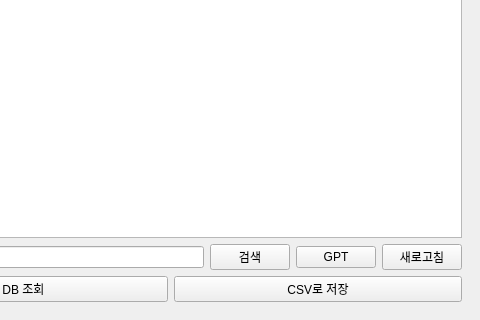
Old version of the form MANAGER/source/BIGMACLAB_MANAGER_GUI.ui in the repository yojun313/knpu; both pictures show x 589 to 1069 and y 467 to 787 of the 1069 by 787 pixel window.
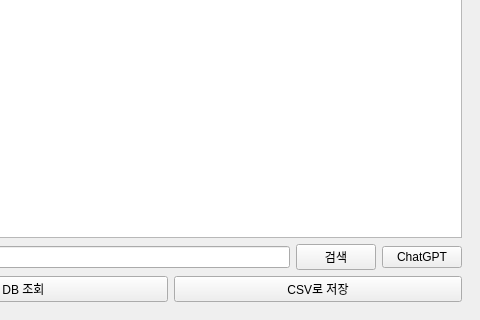
New version of the form.

```diff
--- a/MANAGER/source/BIGMACLAB_MANAGER_GUI.ui
+++ b/MANAGER/source/BIGMACLAB_MANAGER_GUI.ui
@@ -92,14 +92,7 @@
           <item>
            <widget class="QPushButton" name="database_chatgpt_button">
             <property name="text">
-             <string>GPT</string>
-            </property>
-           </widget>
-          </item>
-          <item>
-           <widget class="QPushButton" name="database_refreshDB_button">
-            <property name="text">
-             <string>새로고침</string>
+             <string>ChatGPT</string>
             </property>
            </widget>
           </item>
```
